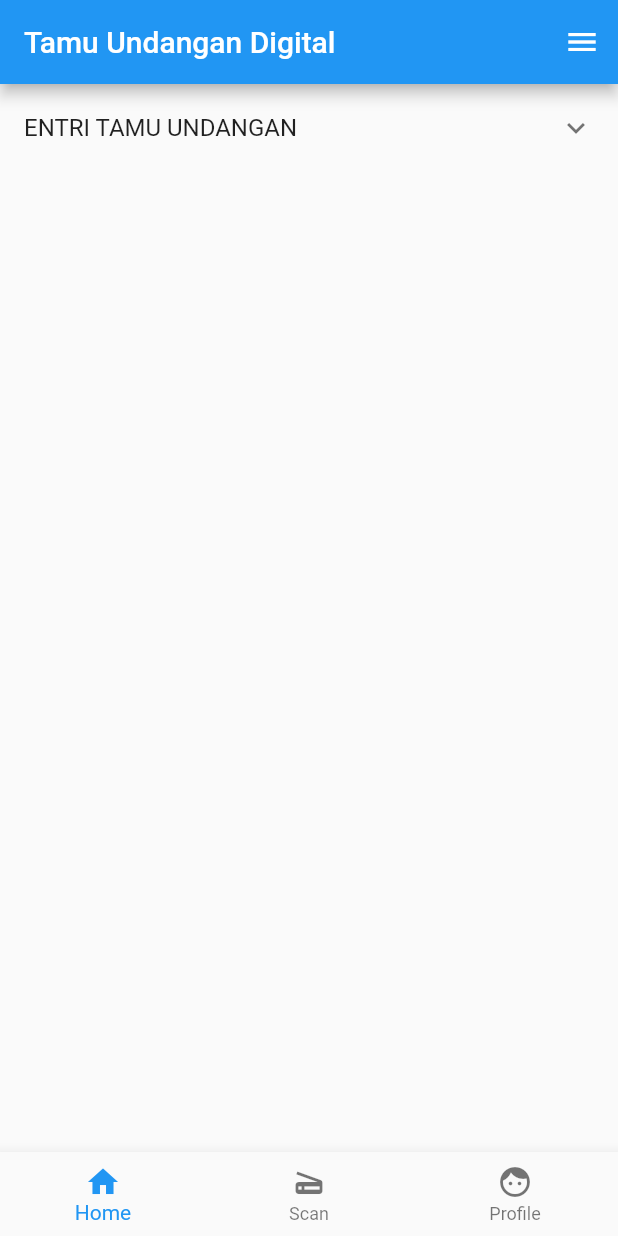
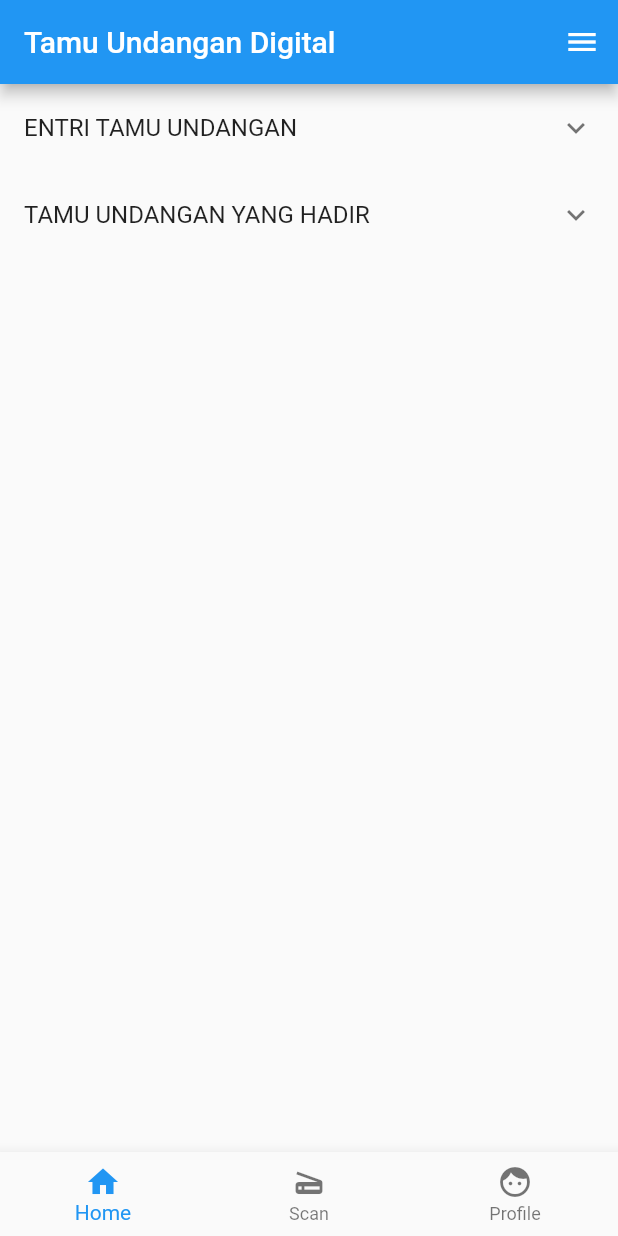
Before and after one commit to rizkidarmawanrpl/tamu_undangan, a Flutter app: the screen it shows after launch, on a phone screen of 412 x 824 dp. Run offline on Flutter 3.47's test engine with Material 2 defaults, Android fonts, the light colour scheme and no system bars.

Commit message:
Commit update scan

```diff
--- a/lib/scan.dart
+++ b/lib/scan.dart
@@ -63,7 +63,7 @@ class Scan extends StatelessWidget {
                         Expanded(
                           child: SizedBox(
                             width: w * (30/100),
-                            child: ElevatedButton(
+                            child: TextButton(
                               onPressed: () {},
                               child: const Text('CLEAR'),
                             ),
@@ -71,8 +71,22 @@ class Scan extends StatelessWidget {
                         ),
                       ],
                     ),
+                    const Text(
+                      '*Bagi tamu yang tidak membawa qrcode atau sebagai tamu undangan group, silahkan entrikan nama tamu secara manual.',
+                      style: TextStyle(fontStyle: FontStyle.italic),
+                    ),
                   ],
                 ),
+              ),
+            ],
+          ),
+          ExpansionTile(
+            title: const Text('TAMU UNDANGAN YANG HADIR'),
+            children: [
+              Container(
+                color: Colors.white,
+                padding: const EdgeInsets.only(right: 10, bottom: 15, left: 10),
+                child: const Text('OK'),
               ),
             ],
           ),
```
